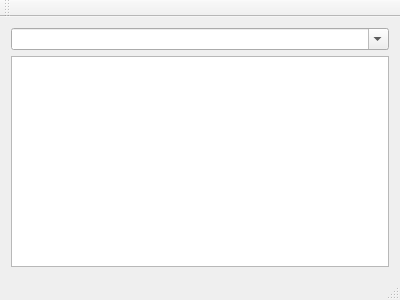
This is mainwindow.ui in PaulMaxAvalosAguilar/BalerosLamunio as Qt 5 draws it before an edit. The edited form follows.
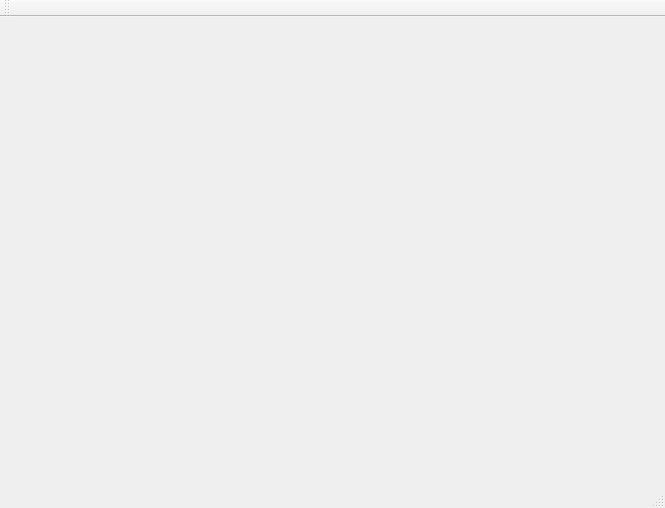
This is the edited form.

```diff
--- a/mainwindow.ui
+++ b/mainwindow.ui
@@ -6,47 +6,15 @@
    <rect>
     <x>0</x>
     <y>0</y>
-    <width>400</width>
-    <height>300</height>
+    <width>665</width>
+    <height>508</height>
    </rect>
   </property>
   <property name="windowTitle">
    <string>MainWindow</string>
   </property>
   <widget class="QWidget" name="centralWidget">
-   <layout class="QVBoxLayout" name="verticalLayout">
-    <item>
-     <widget class="QComboBox" name="comboBox">
-      <property name="editable">
-       <bool>true</bool>
-      </property>
-     </widget>
-    </item>
-    <item>
-     <widget class="QTreeWidget" name="treeWidget">
-      <property name="sortingEnabled">
-       <bool>false</bool>
-      </property>
-      <property name="animated">
-       <bool>false</bool>
-      </property>
-      <property name="columnCount">
-       <number>1</number>
-      </property>
-      <attribute name="headerVisible">
-       <bool>false</bool>
-      </attribute>
-      <attribute name="headerStretchLastSection">
-       <bool>false</bool>
-      </attribute>
-      <column>
-       <property name="text">
-        <string notr="true">1</string>
-       </property>
-      </column>
-     </widget>
-    </item>
-   </layout>
+   <layout class="QVBoxLayout" name="verticalLayout"/>
   </widget>
   <widget class="QMenuBar" name="menuBar">
    <property name="geometry">
```
Left out of the diff: 2 changed lines with no effect on the pictures.
